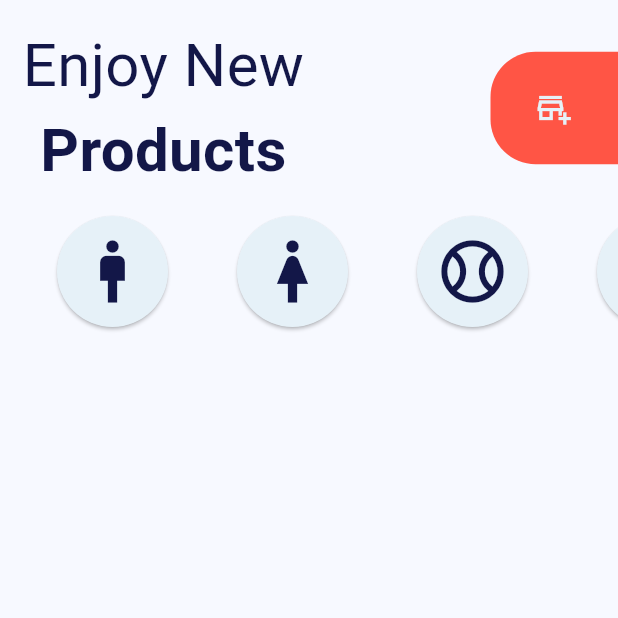
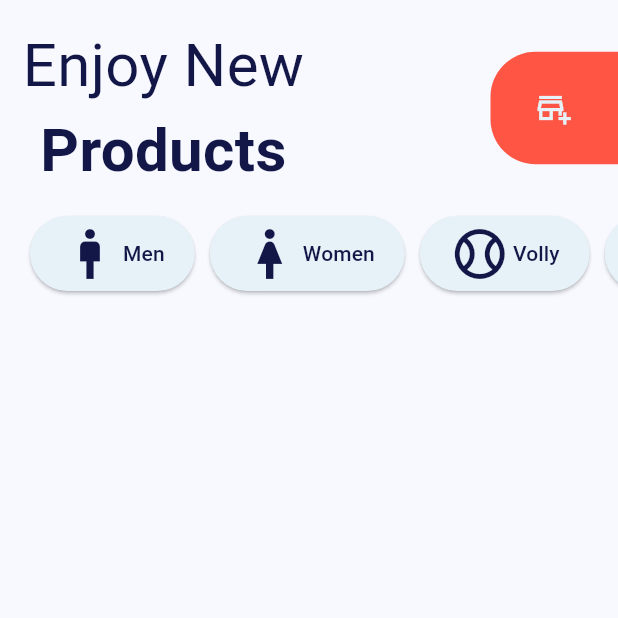
Before and after one commit to raafatm7md/ITI-ST-graduation-project, a Flutter app: the HomeScreen screen opened directly, on a phone screen of 412 x 824 dp, the top half of it. Run offline on Flutter 3.47's test engine with Material 2 defaults, Android fonts, the phone set to English and light mode, and no system bars; our stand-ins replace bloc, cloud_firestore, firebase_auth, firebase_core, flutter_bloc, flutter_snake_navigationbar and 1 more; accounts and stored records are empty.

Commit message:
[UPDATE]: home screen by changing the products cards, the upper buttons, modifying gridview and using BlocBuilder on the products part of the screen only and loading buffer

```diff
--- a/lib/view/screens/home_screen.dart
+++ b/lib/view/screens/home_screen.dart
@@ -17,19 +17,13 @@ class HomeScreen extends StatefulWidget {
 }
 
 class _HomeScreenState extends State<HomeScreen> {
-
-
-
   @override
   Widget build(BuildContext context) {
     return BlocProvider(
       create: (context) => ProductsCubit(),
-      child: BlocConsumer<ProductsCubit, ProductsState>(
-        listener: (context, state) {},
-        builder: (context, state) {
-          final List<Product> products =
-              context.watch<ProductsCubit>().products;
-          return Column(children: [
+      child: Scaffold(
+        body: Column(
+          children: [
             Padding(
               padding: const EdgeInsets.only(
                 left: 15,
@@ -85,11 +79,11 @@ class _HomeScreenState extends State<HomeScreen> {
                             onPressed: () {},
                             icon: Icons.woman_2_outlined),
                         CustomButton(
-                            text: "Men",
+                            text: "Volly",
                             onPressed: () {},
                             icon: Icons.sports_baseball_outlined),
                         CustomButton(
-                            text: "Women",
+                            text: "Football",
                             onPressed: () {},
                             icon: Icons.sports_soccer_outlined),
                       ],
@@ -98,12 +92,26 @@ class _HomeScreenState extends State<HomeScreen> {
                 ],
               ),
             ),
-            const SizedBox(
-              height: 10,
-            ),
-            Expanded(
+            const SizedBox(height: 8),
+            BlocBuilder<ProductsCubit, ProductsState>(
+              builder: (context, state) {
+                final List<Product> products =
+                    context.watch<ProductsCubit>().products;
+                if (state is ProductsLoading) {
+                  return const Column(children: [
+                    SizedBox(height: 100),
+                    CircularProgressIndicator()
+                  ]);
+                } else {
+                  return Expanded(
+                    child: Padding(
+                      padding: const EdgeInsets.symmetric(horizontal: 20),
                       child: GridView.builder(
-                gridDelegate: const SliverGridDelegateWithFixedCrossAxisCount(
+                        gridDelegate:
+                            const SliverGridDelegateWithFixedCrossAxisCount(
+                          crossAxisSpacing: 40,
+                          mainAxisSpacing: 30,
+                          childAspectRatio: 5.5 / 7,
                           crossAxisCount: 2,
                         ),
                         itemCount: products.length,
@@ -116,8 +124,12 @@ class _HomeScreenState extends State<HomeScreen> {
                         },
                       ),
                     ),
-          ]);
+                  );
+                }
               },
+            )
+          ],
+        ),
       ),
     );
   }
--- a/lib/view/widgets/custom_button.dart
+++ b/lib/view/widgets/custom_button.dart
@@ -14,7 +14,7 @@ class CustomButton extends StatelessWidget {
   const CustomButton({
     required this.icon,
     this.vertical = 12,
-    this.horizental = 30,
+    this.horizental = 20,
     this.color = AppColors.background,
     required this.text,
     required this.onPressed,
@@ -26,16 +26,24 @@ class CustomButton extends StatelessWidget {
     return Padding(
       padding: const EdgeInsets.all(5),
       child: ElevatedButton(
-          onPressed: onPressed,
-          style: ElevatedButton.styleFrom(
-              primary: color,
-              onPrimary: Colors.white,
-              padding:
-                  EdgeInsets.symmetric(horizontal: horizental, vertical: 12),
-              shape: CircleBorder()),
-          child: Center(
-            child: Icon(icon, color: AppColors.text, size: 50),
-          )),
+        onPressed: onPressed,
+        style: ElevatedButton.styleFrom(
+          primary: color,
+          onPrimary: Colors.white,
+          padding: EdgeInsets.symmetric(horizontal: horizental, vertical: 5),
+          // shape: const CircleBorder()),
+        ),
+        child: Row(
+          children: [
+            Icon(icon, color: AppColors.text, size: 40),
+            const SizedBox(width: 2),
+            Text(
+              text,
+              style: const TextStyle(color: AppColors.text),
+            ),
+          ],
+        ),
+      ),
     );
   }
 }
```
Also changed, not shown: lib/view/widgets/item.dart (+27 -7 lines). Lines whose indentation alone changed are shown as unchanged.
